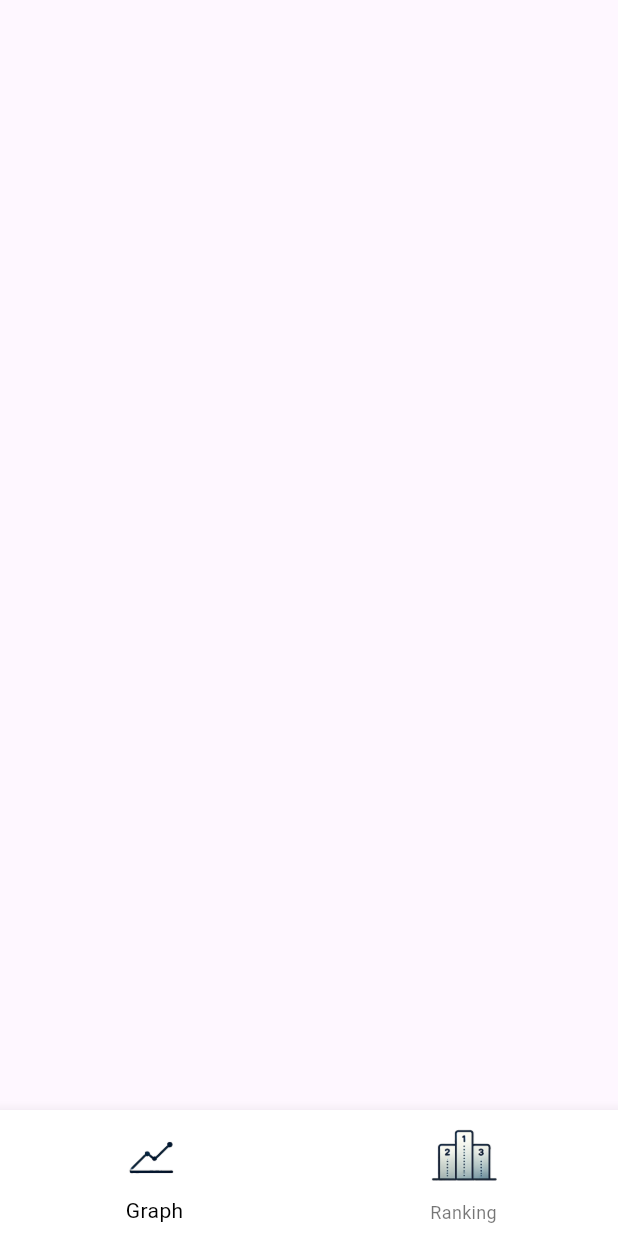
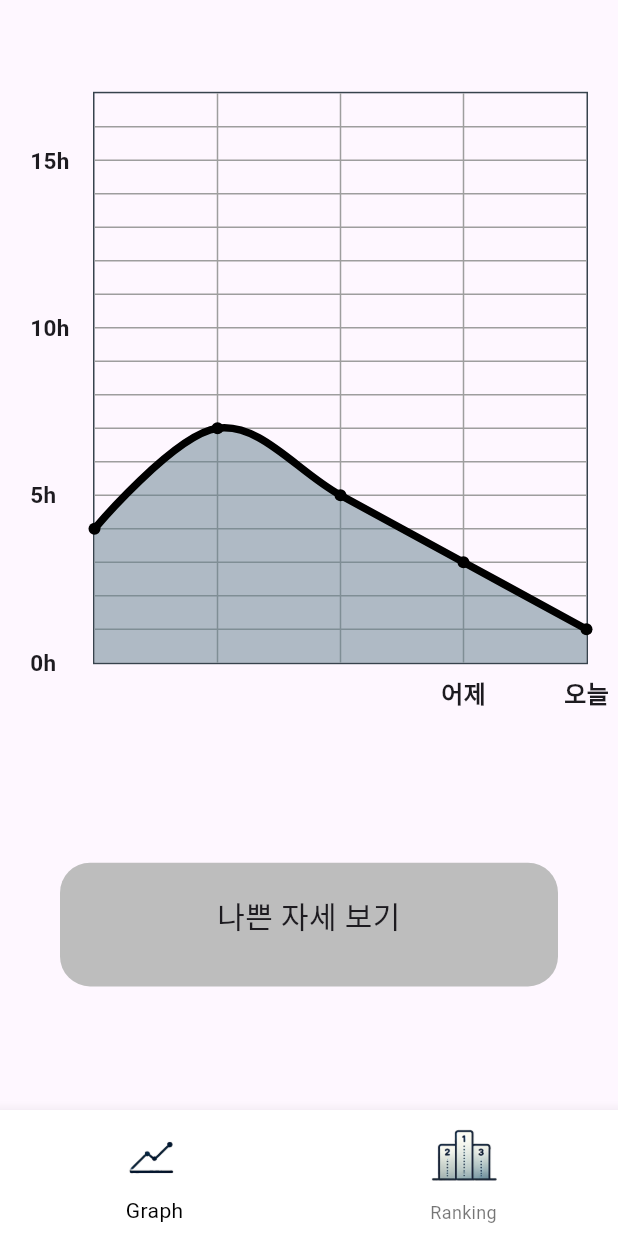
Before and after one commit to chae03yb/chungnam-ai-hackathon, a Flutter app: the screen it shows after launch, on a phone screen of 412 x 824 dp. Run offline on Flutter 3.47's test engine with Material 3 defaults, Android fonts, the phone set to English and light mode, and no system bars; drawn by our look-alikes of fl_chart.

Commit message:
finish graph

```diff
--- a/lib/graphscene.dart
+++ b/lib/graphscene.dart
@@ -1,3 +1,4 @@
+import 'package:fl_chart/fl_chart.dart';
 import 'package:flutter/material.dart';
 
 
@@ -6,6 +7,182 @@ class graphPage extends StatelessWidget {
 
   @override
   Widget build(BuildContext context) {
-    return Container();
+    double ScreenHeight = MediaQuery.of(context).size.height;
+    return Container(
+      child: Column(
+        children: [
+          SizedBox(height : ScreenHeight*0.05),
+          Expanded(
+            child: Container(
+              padding: EdgeInsets.all(20),
+              child: LineChart(mainData()),
+            ),
+          ),
+          SizedBox(height: ScreenHeight*0.1,),
+          Container(
+            child: BtnShow(),
+          ),
+          SizedBox(height: ScreenHeight*0.1,)
+        ],
+      ),
+
+    );
   }
 }
+
+
+LineChartData mainData() {
+  return LineChartData(
+    gridData: FlGridData(
+      show: true,
+      drawVerticalLine: true,
+      horizontalInterval: 1,
+      verticalInterval: 1,
+      getDrawingHorizontalLine: (value) {
+        return const FlLine(
+          color: Colors.grey,
+          strokeWidth: 1,
+        );
+      },
+      getDrawingVerticalLine: (value) {
+        return const FlLine(
+          color: Colors.grey,
+          strokeWidth: 1,
+        );
+      },
+    ),
+    titlesData: FlTitlesData(
+      show: true,
+      rightTitles: const AxisTitles(
+        sideTitles: SideTitles(showTitles: false),
+      ),
+      topTitles: const AxisTitles(
+        sideTitles: SideTitles(showTitles: false),
+      ),
+      bottomTitles: AxisTitles(
+        sideTitles: SideTitles(
+          showTitles: true,
+          reservedSize: 30,
+          interval: 1,
+          getTitlesWidget: bottomTitleWidgets,
+        ),
+      ),
+      leftTitles: AxisTitles(
+        sideTitles: SideTitles(
+          showTitles: true,
+          interval: 1,
+          getTitlesWidget: leftTitleWidgets,
+          reservedSize: 42,
+        ),
+      ),
+    ),
+    borderData: FlBorderData(
+      show: true,
+      border: Border.all(color: const Color(0xff37434d)),
+    ),
+    minX: 0,
+    maxX: 4,
+    minY: 0,
+    maxY: 17,
+    lineBarsData: [
+      LineChartBarData(
+        spots: const [
+          FlSpot(0, 4),
+          FlSpot(1, 7),
+          FlSpot(2, 5),
+          FlSpot(3, 3),
+          FlSpot(4, 1),
+        ],
+        isCurved: true,
+        barWidth: 5,
+        isStrokeCapRound: true,
+        color: Colors.black,
+        dotData: const FlDotData(
+          show: true,
+
+        ),
+        belowBarData: BarAreaData(
+          show: true,
+
+        ),
+      ),
+    ],
+  );
+}
+
+Widget bottomTitleWidgets(double value, TitleMeta meta) {
+  const style = TextStyle(
+    fontWeight: FontWeight.bold,
+    fontSize: 16,
+  );
+  Widget text;
+  switch (value.toInt()) {
+    case 3:
+      text = const Text('어제', style: style);
+      break;
+    case 4:
+      text = const Text('오늘', style: style);
+      break;
+    default:
+      text = const Text('', style: style);
+      break;
+  }
+
+  return SideTitleWidget(
+    axisSide: meta.axisSide,
+    child: text,
+  );
+}
+
+Widget leftTitleWidgets(double value, TitleMeta meta) {
+  const style = TextStyle(
+    fontWeight: FontWeight.bold,
+    fontSize: 15,
+  );
+  String text;
+
+  switch (value.toInt()) {
+    case 0:
+      text = '0h';
+      break;
+    case 5:
+      text = '5h';
+      break;
+    case 10:
+      text = '10h';
+      break;
+    case 15:
+      text = '15h';
+      break;
+    default:
+      return Container();
+  }
+  return Text(text, style: style, textAlign: TextAlign.left);
+}
+
+class BtnShow extends StatelessWidget {
+  const BtnShow({super.key});
+
+  @override
+  Widget build(BuildContext context) {
+    double ScreenHeight = MediaQuery.of(context).size.height;
+    double ScreenWidth = MediaQuery.of(context).size.width;
+    return Container(
+      child: GestureDetector(
+        child: Container(
+          height: ScreenHeight*0.1,
+          width: ScreenWidth-80,
+          decoration: BoxDecoration(
+            color: Colors.grey[400],
+            borderRadius: BorderRadius.all(Radius.circular(20))
+          ),
+          padding: EdgeInsets.only(top: ScreenHeight*0.1/4),
+          child: Text("나쁜 자세 보기",textAlign: TextAlign.center,style: TextStyle(fontSize: 20),),
+        ),
+        onTap: () {
+
+        },
+      ),
+    );
+  }
+}
--- a/pubspec.yaml
+++ b/pubspec.yaml
@@ -35,6 +35,7 @@ dependencies:
   # The following adds the Cupertino Icons font to your application.
   # Use with the CupertinoIcons class for iOS style icons.
   cupertino_icons: ^1.0.8
+  fl_chart: ^0.69.0
 
 dev_dependencies:
   flutter_test:
```
Also changed, not shown: pubspec.lock.
